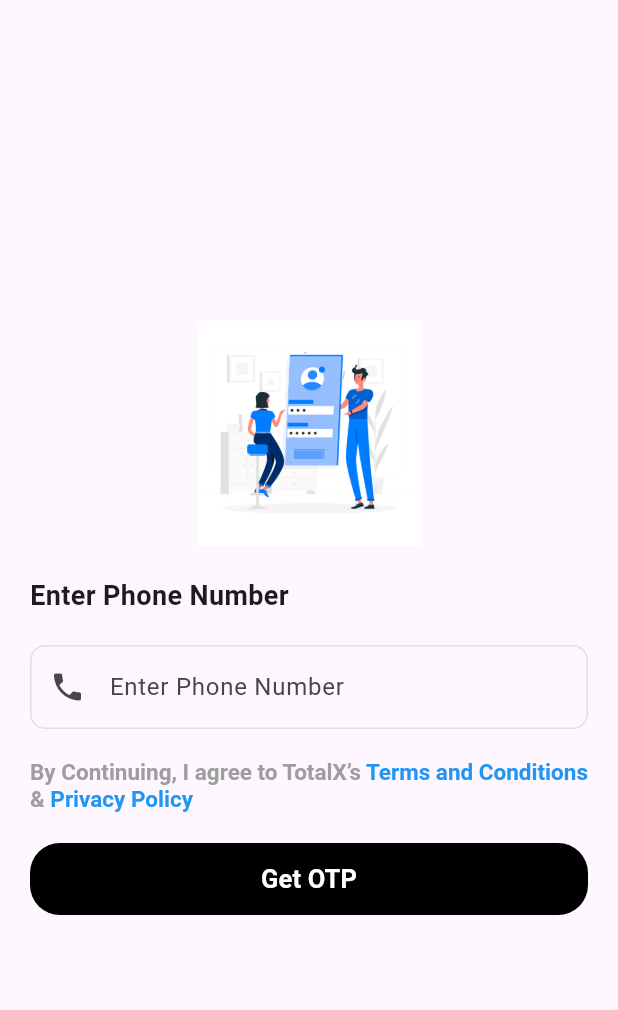
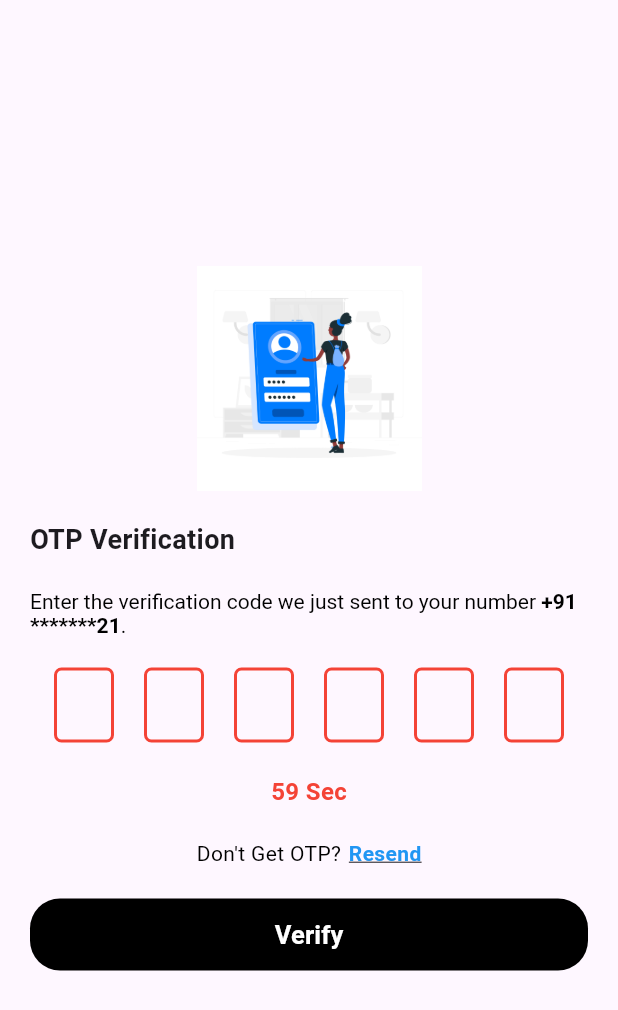
Before and after one commit to ebinantony98/ToatalX_app, a Flutter app: the screen it shows after launch, after a tap on "Get OTP", on a phone screen of 412 x 824 dp. Shown: the top 1010 px of the screen. Run offline on Flutter 3.47's test engine with Material 3 defaults, Android fonts, the phone set to English and light mode, and no system bars; drawn by our look-alikes of pin_code_fields.

Commit message:
otp screen

```diff
--- a/lib/view/auth/view/login_screen.dart
+++ b/lib/view/auth/view/login_screen.dart
@@ -1,5 +1,6 @@
 import 'package:flutter/material.dart';
 import 'package:flutter/services.dart';
+import 'package:toatlx_machine_test/view/auth/view/otp_screen.dart';
 
 class LoginScreen extends StatelessWidget {
   const LoginScreen({super.key});
@@ -61,7 +62,6 @@ class LoginScreen extends StatelessWidget {
                       text: 'Terms and Conditions',
                       style: TextStyle(
                         color: Colors.blue,
-                        // fontWeight: FontWeight.bold,
                       ),
                       // onTap: () {
                       //   // Navigate to Terms and Conditions page
@@ -74,7 +74,6 @@ class LoginScreen extends StatelessWidget {
                       text: 'Privacy Policy',
                       style: TextStyle(
                         color: Colors.blue,
-                        // fontWeight: FontWeight.bold,
                       ),
                       // onTap: () {
                       //   // Navigate to Privacy Policy page
@@ -92,7 +91,10 @@ class LoginScreen extends StatelessWidget {
                 ),
                 child: TextButton(
                   onPressed: () {
-                    // Add logic to get OTP here
+                    Navigator.push(
+                      context,
+                      MaterialPageRoute(builder: (context) => OtpScreen()),
+                    );
                   },
                   child: Text(
                     'Get OTP',
--- a/lib/view/auth/view/otp_screen.dart
+++ b/lib/view/auth/view/otp_screen.dart
@@ -0,0 +1,194 @@
+import 'dart:async';
+import 'package:flutter/material.dart';
+import 'package:flutter/services.dart';
+import 'package:pin_code_fields/pin_code_fields.dart';
+import 'package:toatlx_machine_test/view/homescreen/home_screen.dart';
+
+class OtpScreen extends StatefulWidget {
+  const OtpScreen({super.key});
+
+  @override
+  State<OtpScreen> createState() => _OtpScreenState();
+}
+
+class _OtpScreenState extends State<OtpScreen> {
+  int _secondsLeft = 60;
+  late Timer _timer;
+
+  @override
+  void initState() {
+    super.initState();
+    startTimer();
+  }
+
+  @override
+  void dispose() {
+    _timer.cancel();
+    super.dispose();
+  }
+
+  void startTimer() {
+    const oneSec = Duration(seconds: 1);
+    _timer = Timer.periodic(oneSec, (Timer timer) {
+      if (_secondsLeft == 0) {
+        timer.cancel();
+        // Timer has ended, you can add your logic here
+      } else {
+        setState(() {
+          _secondsLeft--;
+        });
+      }
+    });
+  }
+
+  @override
+  Widget build(BuildContext context) {
+    return Scaffold(
+      body: Center(
+        child: Padding(
+          padding: EdgeInsets.all(20),
+          child: Column(
+            mainAxisAlignment: MainAxisAlignment.center,
+            crossAxisAlignment: CrossAxisAlignment.start,
+            children: [
+              Center(
+                child: Image.asset(
+                  'assets/otp.jpg',
+                  width: 150,
+                  height: 150,
+                ),
+              ),
+              SizedBox(
+                height: 20,
+              ),
+              const Text(
+                'OTP Verification',
+                style: TextStyle(
+                  fontSize: 18,
+                  fontWeight: FontWeight.bold,
+                ),
+              ),
+              SizedBox(
+                height: 20,
+              ),
+              RichText(
+                text: TextSpan(
+                  style: TextStyle(
+                    fontSize: 14.0,
+                    color: Colors.black,
+                  ),
+                  children: <TextSpan>[
+                    TextSpan(
+                      text:
+                          'Enter the verification code we just sent to your number ',
+                    ),
+                    TextSpan(
+                      text: '+91 *******21',
+                      style: TextStyle(
+                        fontWeight: FontWeight.bold,
+                      ),
+                    ),
+                    TextSpan(
+                      text: '.',
+                    ),
+                  ],
+                ),
+              ),
+              SizedBox(
+                height: 20,
+              ),
+              Padding(
+                padding: EdgeInsets.symmetric(horizontal: 16),
+                child: PinCodeTextField(
+                  keyboardType: TextInputType.phone,
+                  inputFormatters: [FilteringTextInputFormatter.digitsOnly],
+                  appContext: context,
+                  length: 6,
+                  obscureText: false,
+                  animationType: AnimationType.fade,
+                  pinTheme: PinTheme(
+                    shape: PinCodeFieldShape.box,
+                    borderRadius: BorderRadius.circular(5),
+                    fieldHeight: 50,
+                    fieldWidth: 40,
+                    activeFillColor: Colors.white,
+                  ),
+                  onChanged: (value) {
+                    // Handle OTP changes
+                  },
+                ),
+              ),
+              SizedBox(height: 5),
+              Center(
+                child: Text(
+                  '$_secondsLeft Sec',
+                  style: TextStyle(
+                    color: Colors.red,
+                    fontSize: 16,
+                    fontWeight: FontWeight.bold,
+                  ),
+                ),
+              ),
+              SizedBox(
+                height: 20,
+              ),
+              Center(
+                child: Row(
+                  mainAxisAlignment: MainAxisAlignment.center,
+                  children: <Widget>[
+                    Text(
+                      "Don't Get OTP?",
+                      style: TextStyle(
+                        color: Colors.black,
+                      ),
+                    ),
+                    SizedBox(
+                      width: 5,
+                    ),
+                    GestureDetector(
+                      onTap: () {
+                        // Handle resend OTP action
+                      },
+                      child: Text(
+                        "Resend",
+                        style: TextStyle(
+                          color: Colors.blue,
+                          fontWeight: FontWeight.bold,
+                          decoration: TextDecoration.underline,
+                        ),
+                      ),
+                    ),
+                  ],
+                ),
+              ),
+              const SizedBox(height: 20),
+              Container(
+                width: MediaQuery.of(context).size.width,
+                decoration: BoxDecoration(
+                  color: Colors.black,
+                  borderRadius: BorderRadius.circular(20),
+                ),
+                child: TextButton(
+                  onPressed: () {
+                    Navigator.push(
+                      context,
+                      MaterialPageRoute(builder: (context) => HomeScreen()),
+                    );
+                  },
+                  child: Text(
+                    'Verify',
+                    style: TextStyle(
+                      fontSize: 17,
+                      color: Colors.white,
+                      fontWeight: FontWeight.bold,
+                    ),
+                  ),
+                ),
+              )
+            ],
+          ),
+        ),
+      ),
+    );
+  }
+}
--- a/lib/view/homescreen/home_screen.dart
+++ b/lib/view/homescreen/home_screen.dart
@@ -12,6 +12,7 @@ class _HomeScreenState extends State<HomeScreen> {
   Widget build(BuildContext context) {
     return Scaffold(
         body: Column(
+      crossAxisAlignment: CrossAxisAlignment.start,
       children: [
         Container(
           height: 100,
--- a/lib/view/splashscreen/splash_screen.dart
+++ b/lib/view/splashscreen/splash_screen.dart
@@ -1,8 +1,6 @@
 import 'package:flutter/material.dart';
 import 'package:toatlx_machine_test/view/auth/view/login_screen.dart';
 import 'dart:async';
-
-import 'package:toatlx_machine_test/view/homescreen/home_screen.dart';
 
 class SplashScreen extends StatefulWidget {
   @override
--- a/pubspec.yaml
+++ b/pubspec.yaml
@@ -37,6 +37,7 @@ dependencies:
   cupertino_icons: ^1.0.6
   flutter_svg: ^2.0.10+1
   provider: ^6.1.2
+  pin_code_fields: ^8.0.1
 
 dev_dependencies:
   flutter_test:
@@ -64,6 +65,7 @@ flutter:
   assets:
       - assets/totalx_logo.png
       - assets/mobile.jpg
+      - assets/otp.jpg
 
   # An image asset can refer to one or more resolution-specific "variants", see
   # https://flutter.dev/assets-and-images/#resolution-aware
```
Also changed, not shown: assets/otp.jpg (added), pubspec.lock.
